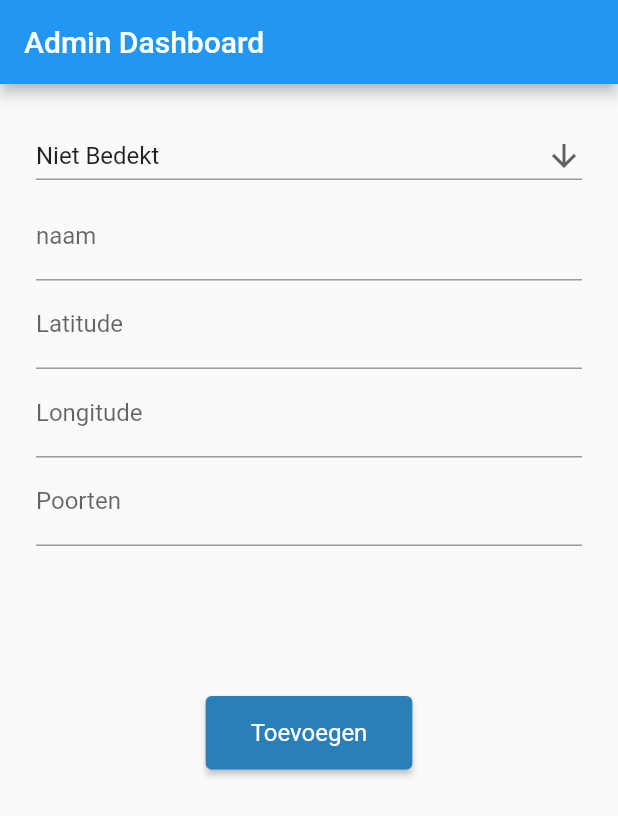
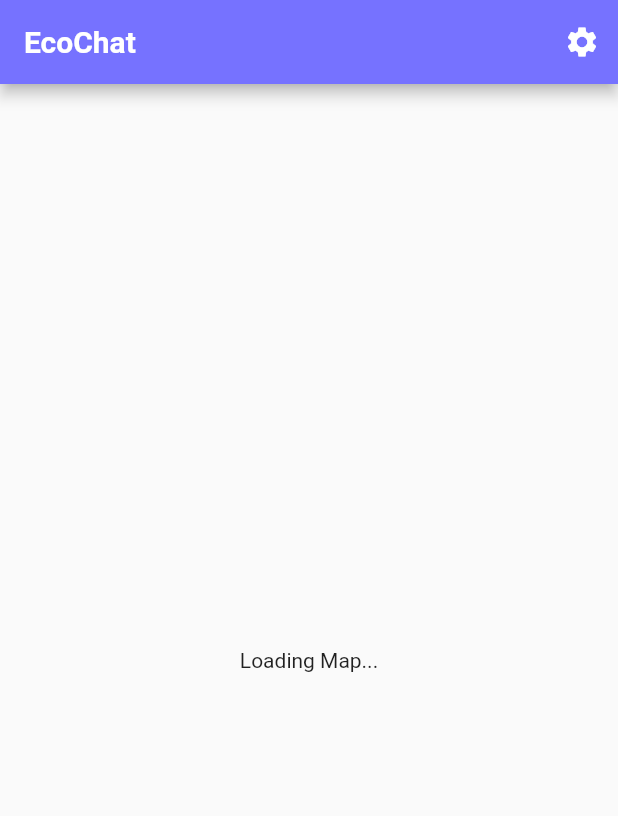
Before and after one commit to BlackBearFTW/EcoChat-Mobile, a Flutter app: the screen it shows after launch, on a phone screen of 412 x 824 dp. Shown: the top 816 px of the screen. Run offline on Flutter 3.47's test engine with Material 2 defaults, Android fonts, the phone set to English and light mode, and no system bars; our stand-ins replace geolocator, google_maps_flutter; missing offline and left inert: signalr_netcore, skeleton_loader.

Commit message:
copied homepage code to dashboard, partly merged dashboard-old.dart with the current dashboard.dart

```diff
--- a/lib/screens/dashboard/dashboard.dart
+++ b/lib/screens/dashboard/dashboard.dart
@@ -1,202 +1,194 @@
+import 'dart:async';
+import 'dart:typed_data';
 import 'package:ecochat_app/models/marker_model.dart';
-import 'package:ecochat_app/screens/create_marker/create_marker.dart';
-import 'package:ecochat_app/services/authentication_api.dart';
+import 'package:ecochat_app/screens/homepage/widgets/mylocation_button.dart';
+import 'package:ecochat_app/screens/dashboard/widgets/marker_popup.dart';
+import 'package:ecochat_app/services/markers_signalr.dart';
+import 'package:ecochat_app/utils/image_utils.dart';
+import 'package:flutter/foundation.dart';
 import 'package:flutter/material.dart';
-import 'package:ecochat_app/services/markers_signalr.dart';
-import 'package:ecochat_app/services/markers_api.dart';
 import 'package:flutter/services.dart';
+import 'package:google_maps_flutter/google_maps_flutter.dart';
+import 'package:geolocator/geolocator.dart';
+import 'package:signalr_netcore/hub_connection.dart';
 
 class DashboardView extends StatefulWidget {
   const DashboardView({Key? key}) : super(key: key);
 
   @override
-  _DashboardViewState createState() => _DashboardViewState();
+  State<DashboardView> createState() => _HomeViewState();
 }
 
-var customPurple = const Color(0xff2980b9);
+class _HomeViewState extends State<DashboardView> {
+  final _scaffoldKey = GlobalKey<ScaffoldState>();
+  bool locationPermissionAllowed = false;
+  bool activeSignalRConnection = false;
 
-class _DashboardViewState extends State<DashboardView> {
-  late AuthenticationApi authenticationApi;
-  late SignalRMarkers signalRMarkers;
-  late MarkersApi markersAPI;
+  final Completer<GoogleMapController> _mapController = Completer();
+  BitmapDescriptor markerIcon = BitmapDescriptor.defaultMarker;
+  BitmapDescriptor grayMarkerIcon =
+      BitmapDescriptor.defaultMarkerWithHue(BitmapDescriptor.hueYellow);
+  SignalRMarkers signalRMarkers = SignalRMarkers();
+  late final stream = signalRMarkers.getAllMarkersStream();
+  Set<Polyline> _polyLines = {};
+  PersistentBottomSheetController? bottomSheetController;
 
-  late bool _roofed;
-  late String _name = "";
-  late double _latitude;
-  late double _longitude;
-  late int _totalSlots;
-
-  final GlobalKey<FormState> _formKey = GlobalKey<FormState>();
-
-  Widget _buildingRoofedField() {
-    String dropdownValue = 'Niet Bedekt';
-
-    //TODO fix unselected tap validation
-    return DropdownButton<String>(
-      value: dropdownValue,
-      isExpanded: true,
-      icon: const Icon(Icons.arrow_downward),
-      elevation: 16,
-      underline: Container(
-        height: 1,
-        color: Colors.black38,
-      ),
-      onChanged: (String? newValue) {
-        setState(
-          () {
-            dropdownValue = newValue!;
-            //convert to true or false
-            if (dropdownValue == "Bedekt") {
-              _roofed = true;
-            } else {
-              _roofed = false;
-            }
-          },
-        );
-      },
-      items: <String>['Bedekt', 'Niet Bedekt'].map<DropdownMenuItem<String>>(
-        (String value) {
-          return DropdownMenuItem<String>(
-            value: value,
-            child: Text(value),
-          );
-        },
-      ).toList(),
-    );
-  }
-
-  Widget _buildingNameField() {
-    return TextFormField(
-      decoration: InputDecoration(labelText: "naam"),
-      validator: (value) {
-        if (value!.isEmpty) {
-          return "Voer een naam in.";
-        }
-      },
-      onSaved: (value) {
-        _name = value!;
-      },
-    );
-  }
-
-  Widget _buildingLatitudeField() {
-    return TextFormField(
-      decoration: InputDecoration(labelText: "Latitude"),
-      keyboardType: TextInputType.number,
-      validator: (value) {
-        if (value!.isEmpty) {
-          return "Voer een Latitude in.";
-        }
-      },
-      onSaved: (value) {
-        _latitude = double.parse(value!);
-        // _latitude = value! as double;
-      },
-    );
-  }
-
-  Widget _buildingLongitudeField() {
-    return TextFormField(
-      decoration: InputDecoration(labelText: "Longitude"),
-      keyboardType: TextInputType.number,
-      validator: (value) {
-        if (value!.isEmpty) {
-          return "Voer een Longitude in.";
-        }
-      },
-      onSaved: (value) {
-        _longitude = double.parse(value!);
-      },
-    );
-  }
-
-  Widget _buildingTotalSlotsField() {
-    return TextFormField(
-      decoration: InputDecoration(labelText: "Poorten"),
-      keyboardType: TextInputType.number,
-      inputFormatters: <TextInputFormatter>[
-        FilteringTextInputFormatter.digitsOnly,
-      ],
-      validator: (value) {
-        if (value!.isEmpty) {
-          return "Voer de aantal oplaat poorten in";
-        }
-      },
-      onSaved: (value) {
-        _totalSlots = int.parse(value!);
-        // _totalSlots = value! as int;
-      },
-    );
-  }
-
-  Widget _buildingFormElevatedButton() {
-    return ElevatedButton(
-      style: ElevatedButton.styleFrom(
-        primary: customPurple,
-        padding: const EdgeInsets.symmetric(horizontal: 30, vertical: 15),
-        textStyle: const TextStyle(fontSize: 16),
-      ),
-      child: const Text('Toevoegen'),
-      onPressed: () {
-        if (!_formKey.currentState!.validate()) {
-          return;
-        }
-        _formKey.currentState!.save();
-        //dummy data
-        int _batteryLevel = 89;
-        int _availableSlots = _totalSlots;
-
-        markersAPI.createMarker(
-          MarkerModel("05b87fb9-5699-4ada-9718-ae44e9aa3706", _name, _roofed, _latitude, _longitude, _batteryLevel,
-              _availableSlots, _totalSlots),
-        );
-      },
-    );
-  }
+  double _fabBottomPadding = 0;
 
   @override
   void initState() {
     super.initState();
-    SignalRMarkers signalRMarkers = SignalRMarkers();
-    authenticate();
-  }
 
-  void authenticate() async {
-    authenticationApi = AuthenticationApi();
-    String token = await authenticationApi.login("Vincent", "Vincent");
-    markersAPI = MarkersApi(token);
+    _loadCustomMarkerIcon();
+
+    _askForLocationPermission().then((value) {
+      setState(() => locationPermissionAllowed = value);
+    });
+
+    signalRMarkers.initializeConnection().then((value) {
+      setState(() => activeSignalRConnection =
+          signalRMarkers.getStatus() == HubConnectionState.Connected);
+    });
   }
 
   @override
   Widget build(BuildContext context) {
     return Scaffold(
+      key: _scaffoldKey,
       appBar: AppBar(
-        title: const Text('Admin Dashboard'),
+        title: const Text("EcoChat",
+            style: TextStyle(fontWeight: FontWeight.bold)),
+        actions: [
+          IconButton(onPressed: () {}, icon: const Icon(Icons.settings))
+        ],
+        automaticallyImplyLeading: false,
+        backgroundColor: const Color(0xff7672FF),
       ),
-      body: SingleChildScrollView(
-        child: Column(
-          children: [
-            Container(
-              margin: EdgeInsets.all(24),
-              child: Form(
-                key: _formKey,
-                child: Column(
-                  mainAxisAlignment: MainAxisAlignment.center,
-                  children: <Widget>[
-                    _buildingRoofedField(),
-                    _buildingNameField(),
-                    _buildingLatitudeField(),
-                    _buildingLongitudeField(),
-                    _buildingTotalSlotsField(),
-                    SizedBox(height: 100),
-                    _buildingFormElevatedButton(),
-                  ],
-                ),
+      body: activeSignalRConnection
+          ? StreamBuilder(
+              stream: stream,
+              builder: (BuildContext context,
+                  AsyncSnapshot<List<MarkerModel>?> snapshot) {
+                if (snapshot.connectionState == ConnectionState.waiting ||
+                    !snapshot.hasData) {
+                  return const Center(child: Text("Loading Map...."));
+                }
+
+                Set<Marker> _markers = snapshot.data!
+                    .map((data) => _createMarker(
+                        data.id, LatLng(data.latitude, data.longitude),
+                        grayedOut: data.batteryLevel < 15))
+                    .toSet();
+
+                return GoogleMap(
+                  initialCameraPosition:
+                      const CameraPosition(target: LatLng(51, 5), zoom: 8.4746),
+                  zoomControlsEnabled: false,
+                  myLocationButtonEnabled: false,
+                  minMaxZoomPreference: const MinMaxZoomPreference(8, 18),
+                  myLocationEnabled: true,
+                  compassEnabled: false,
+                  tiltGesturesEnabled: false,
+                  onMapCreated: _onGoogleMapLoad,
+                  markers: _markers,
+                  polylines: _polyLines,
+                  mapToolbarEnabled: false,
+                  onTap: (_) => _onMapPress(),
+                );
+              })
+          : const Center(child: Text("Loading Map...")),
+      floatingActionButton: FutureBuilder<GoogleMapController>(
+          future: _mapController.future,
+          builder: (BuildContext context,
+              AsyncSnapshot<GoogleMapController> snapshot) {
+            if (snapshot.connectionState == ConnectionState.waiting ||
+                !snapshot.hasData) return Container();
+
+            return Padding(
+              padding: EdgeInsets.only(bottom: _fabBottomPadding),
+              child: MyLocationButton(
+                disabled: locationPermissionAllowed,
+                googleMapController: snapshot.data!,
               ),
-            ),
-          ],
-        ),
-      ),
+            );
+          }),
     );
   }
+
+  void _loadCustomMarkerIcon() async {
+    final Uint8List byteData =
+        await ImageUtils.getBytesFromAsset("assets/marker-icon.png", 150);
+    final Uint8List byteDataGray =
+        await ImageUtils.getBytesFromAsset("assets/marker-icon-gray.png", 150);
+    setState(() {
+      markerIcon = BitmapDescriptor.fromBytes(byteData);
+      grayMarkerIcon = BitmapDescriptor.fromBytes(byteDataGray);
+    });
+  }
+
+  Marker _createMarker(String id, LatLng coordinates,
+          {bool grayedOut = false}) =>
+      Marker(
+        markerId: MarkerId(id),
+        position: coordinates,
+        icon: grayedOut ? grayMarkerIcon : markerIcon,
+        onTap: () => _showMarkerBottomSheet(id),
+      );
+
+  void _onGoogleMapLoad(GoogleMapController controller) async {
+    _mapController.complete(controller);
+
+    String _mapStyle = await rootBundle.loadString('assets/map_style.txt');
+    controller.setMapStyle(_mapStyle);
+
+    if (!locationPermissionAllowed) return;
+    Position locationData = await Geolocator.getCurrentPosition();
+    controller.moveCamera(CameraUpdate.newLatLngZoom(
+        LatLng(locationData.latitude, locationData.longitude), 18));
+  }
+
+  void _onMapPress() async {
+    if (bottomSheetController == null) return;
+    bottomSheetController!.close();
+  }
+
+  Future<bool> _askForLocationPermission() async {
+    if (!await Geolocator.isLocationServiceEnabled()) return false;
+
+    LocationPermission permission = await Geolocator.checkPermission();
+    if (permission == LocationPermission.whileInUse) return true;
+    if (permission == LocationPermission.deniedForever) return false;
+
+    LocationPermission status = await Geolocator.requestPermission();
+    return [LocationPermission.always, LocationPermission.whileInUse]
+        .contains(status);
+  }
+
+  void _showMarkerBottomSheet(String _markerId) async {
+    bottomSheetController = _scaffoldKey.currentState?.showBottomSheet((BuildContext context) {
+      return MarkerPopup(
+        signalRMarkersInstance: signalRMarkers,
+        markerId: _markerId,
+        closeMarkerPopup: _onMapPress,
+        polyLineSetter: (Set<Polyline> polyLines) => setState(() => _polyLines = polyLines),
+        polyLines: _polyLines,
+      );
+    },
+            shape: const RoundedRectangleBorder(
+              borderRadius: BorderRadius.only(
+                  topLeft: Radius.circular(16), topRight: Radius.circular(16)),
+            ));
+
+    // This animates the FAB above the bottom sheet
+    await Future.delayed(const Duration(milliseconds: 120));
+    setState(() => _fabBottomPadding = 80.0);
+
+    await bottomSheetController!.closed;
+    signalRMarkers.leaveGroup(_markerId);
+    bottomSheetController = null;
+
+    // This animates the FAB to its original location
+    await Future.delayed(const Duration(milliseconds: 120));
+    setState(() => _fabBottomPadding = 0.0);
+  }
 }
--- a/lib/services/markers_api.dart
+++ b/lib/services/markers_api.dart
@@ -37,7 +37,7 @@ class MarkersApi {
   }
 
   void createMarker(MarkerModel data) async {
-    http.Response response = await http.post(
+    await http.post(
       Uri.parse(serverUrl),
       headers: headers,
       body: json.encode(data.toJson()),
@@ -53,9 +53,10 @@ class MarkersApi {
   }
 
   void deleteMarker(String guid) async {
-    await http.delete(
+    http.Response response = await http.delete(
       Uri.parse(serverUrl + guid),
       headers: headers,
     );
+    print(response);
   }
 }
```
Also changed, not shown: lib/screens/dashboard/widgets/marker_popup.dart (added, +276 -0 lines), lib/screens/homepage/homepage.dart (+37 -24 lines), lib/screens/dashboard/widgets/create_form.dart (added).
